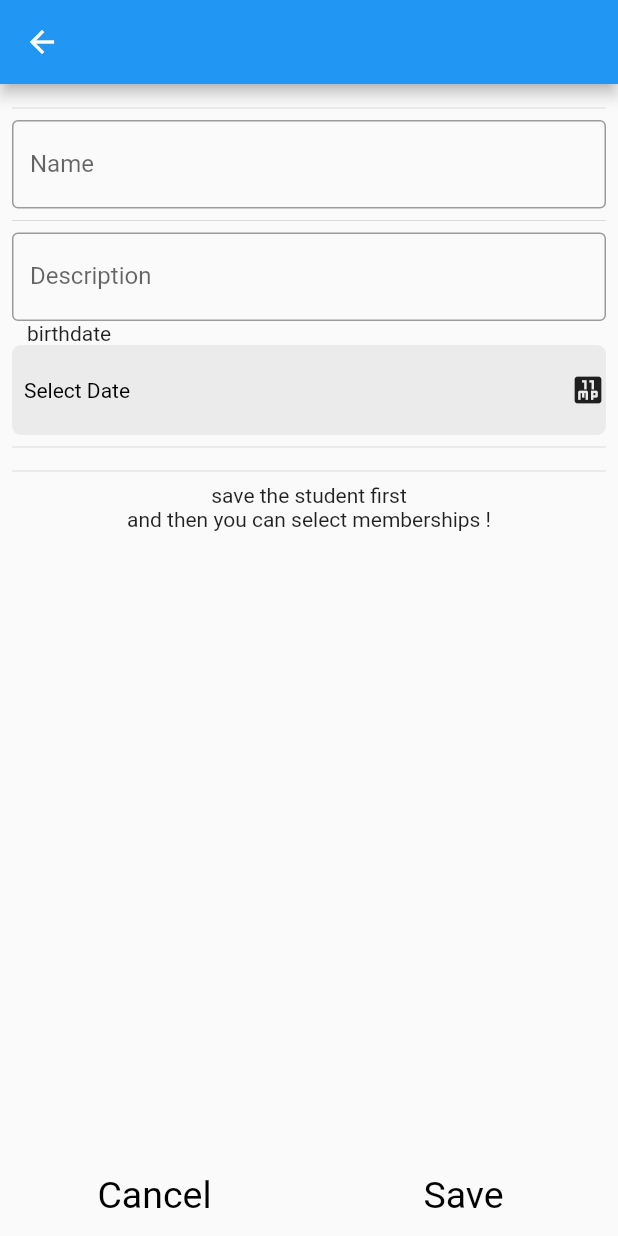
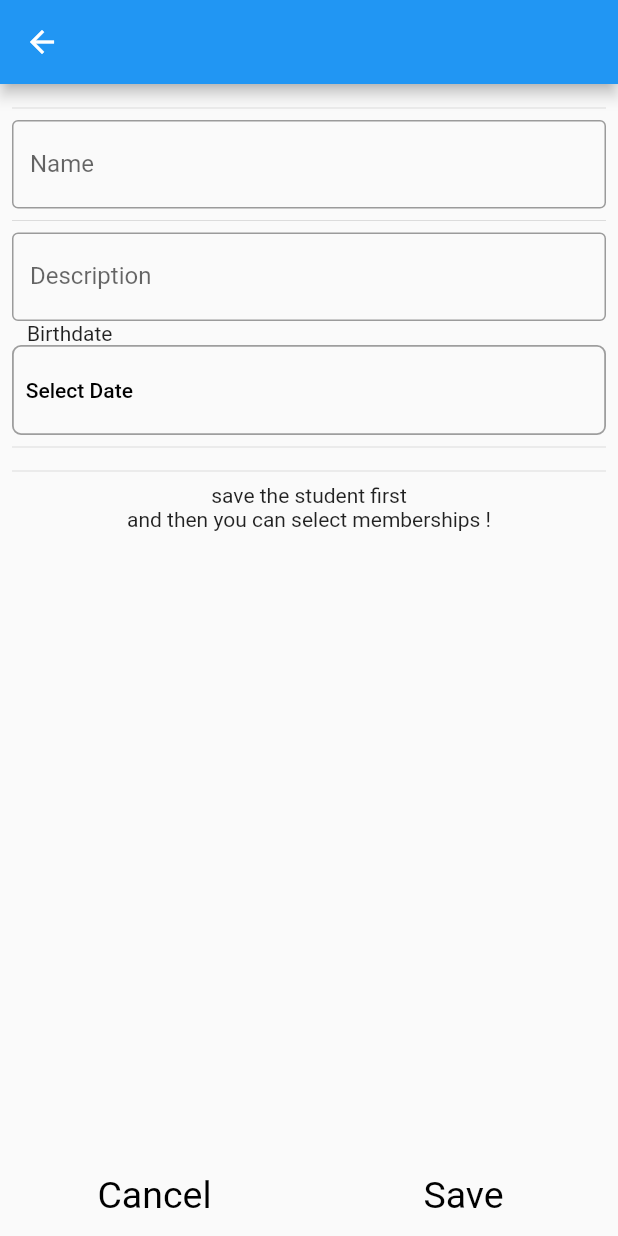
Before and after one commit to AhmedAbdoElhawary/scouts_systems_project, a Flutter app: the StudentInformationScreen screen opened directly, on a phone screen of 412 x 824 dp. Run offline on Flutter 3.47's test engine with Material 2 defaults, Android fonts, the phone set to English and light mode, and no system bars; our stand-ins replace cloud_firestore, firebase_auth, firebase_core, fluttertoast, random_string; accounts and stored records are empty.

```diff
--- a/lib/view/events/events_screen.dart
+++ b/lib/view/events/events_screen.dart
@@ -118,7 +118,7 @@ EventInfoPage eventInfoPage(
   return EventInfoPage(
     controlEventID: TextEditingController(text: model.eventId),
     controlLocation: TextEditingController(text: model.location),
-    controlEventDay: TextEditingController(text: model.eventDay),
+    EventDay: model.eventDay,
     dropdownValueLeader: model.leader,
     checkForUpdate: checkForUpdate,
     eventDocId: eventDocId,
--- a/lib/view/students/add_student.dart
+++ b/lib/view/students/add_student.dart
@@ -202,7 +202,7 @@ class _StudentInformationScreenState extends State<StudentInformationScreen> {
 
   Row rowOfDate() {
     return Row(
-      children: [getTextOfDate(), const Icon(Icons.eleven_mp)],
+      children: [getTextOfDate()],
     );
   }
 
@@ -211,7 +211,7 @@ class _StudentInformationScreenState extends State<StudentInformationScreen> {
       child: Padding(
         padding: const EdgeInsets.all(8.0),
         child: Text(getBirthdate(),
-            style: const TextStyle(color: Colors.black),
+            style: const TextStyle(color: Colors.black,fontWeight: FontWeight.w500),
             textAlign: TextAlign.start),
       ),
     );
@@ -219,15 +219,18 @@ class _StudentInformationScreenState extends State<StudentInformationScreen> {
 
   BoxDecoration boxDecoration() {
     return BoxDecoration(
-      borderRadius: BorderRadius.circular(6),
-      color: const Color.fromRGBO(104, 104, 104, 0.10588235294117647),
+        border: Border.all(
+          color: Colors.grey,
+          width: 1.2,
+        ),
+        borderRadius: BorderRadius.circular(6)
     );
   }
 
   Padding textOfBirthdate() {
     return const Padding(
       padding: EdgeInsets.only(left: 10),
-      child: Text("birthdate"),
+      child: Text("Birthdate"),
     );
   }
 
```
